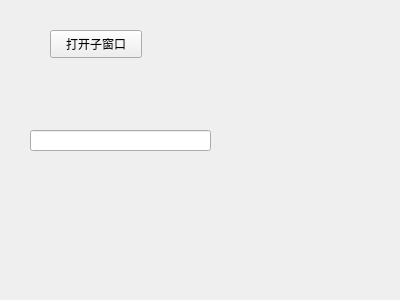
Lain928/MachineLearning, file test_pyqt5/ui/main.ui: the form before one commit.
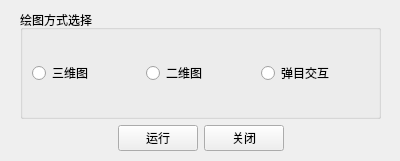
The form after the commit.

Commit message: pyqt5整合开发 二维图 三维图 交互图

The edit to the form file:
```diff
--- a/test_pyqt5/ui/main.ui
+++ b/test_pyqt5/ui/main.ui
@@ -7,34 +7,101 @@
     <x>0</x>
     <y>0</y>
     <width>400</width>
-    <height>300</height>
+    <height>161</height>
    </rect>
   </property>
   <property name="windowTitle">
    <string>Form</string>
   </property>
-  <widget class="QPushButton" name="m_btnMain">
+  <widget class="QWidget" name="">
    <property name="geometry">
     <rect>
-     <x>50</x>
-     <y>30</y>
-     <width>92</width>
-     <height>28</height>
+     <x>20</x>
+     <y>10</y>
+     <width>361</width>
+     <height>141</height>
     </rect>
    </property>
-   <property name="text">
-    <string>打开子窗口</string>
-   </property>
-  </widget>
-  <widget class="QLineEdit" name="m_showText">
-   <property name="geometry">
-    <rect>
-     <x>30</x>
-     <y>130</y>
-     <width>181</width>
-     <height>21</height>
-    </rect>
-   </property>
+   <layout class="QGridLayout" name="gridLayout">
+    <item row="0" column="0">
+     <widget class="QGroupBox" name="groupBox">
+      <property name="title">
+       <string>绘图方式选择</string>
+      </property>
+      <layout class="QVBoxLayout" name="verticalLayout">
+       <item>
+        <layout class="QHBoxLayout" name="horizontalLayout">
+         <item>
+          <widget class="QRadioButton" name="radioBtnThree">
+           <property name="text">
+            <string>三维图</string>
+           </property>
+          </widget>
+         </item>
+         <item>
+          <widget class="QRadioButton" name="radioBtnTwo">
+           <property name="text">
+            <string>二维图</string>
+           </property>
+          </widget>
+         </item>
+         <item>
+          <widget class="QRadioButton" name="radioBtnMis_Tar">
+           <property name="text">
+            <string>弹目交互</string>
+           </property>
+          </widget>
+         </item>
+        </layout>
+       </item>
+      </layout>
+     </widget>
+    </item>
+    <item row="1" column="0">
+     <layout class="QHBoxLayout" name="horizontalLayout_2">
+      <item>
+       <spacer name="horizontalSpacer_2">
+        <property name="orientation">
+         <enum>Qt::Horizontal</enum>
+        </property>
+        <property name="sizeHint" stdset="0">
+         <size>
+          <width>40</width>
+          <height>20</height>
+         </size>
+        </property>
+       </spacer>
+      </item>
+      <item>
+       <widget class="QPushButton" name="pushBtnRun">
+        <property name="text">
+         <string>运行</string>
+        </property>
+       </widget>
+      </item>
+      <item>
+       <widget class="QPushButton" name="pushBtnClose">
+        <property name="text">
+         <string>关闭</string>
+        </property>
+       </widget>
+      </item>
+      <item>
+       <spacer name="horizontalSpacer">
+        <property name="orientation">
+         <enum>Qt::Horizontal</enum>
+        </property>
+        <property name="sizeHint" stdset="0">
+         <size>
+          <width>40</width>
+          <height>20</height>
+         </size>
+        </property>
+       </spacer>
+      </item>
+     </layout>
+    </item>
+   </layout>
   </widget>
  </widget>
  <resources/>
```
Left out of the diff: 4 changed lines with no effect on the pictures. The commit also changes 19 other files.
